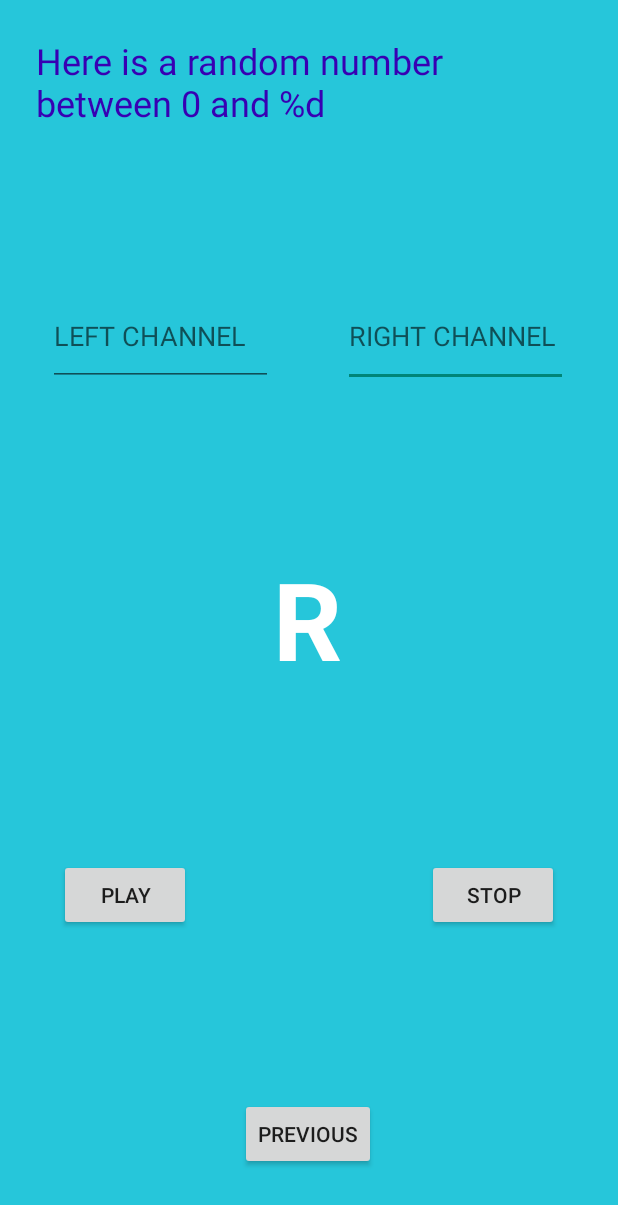
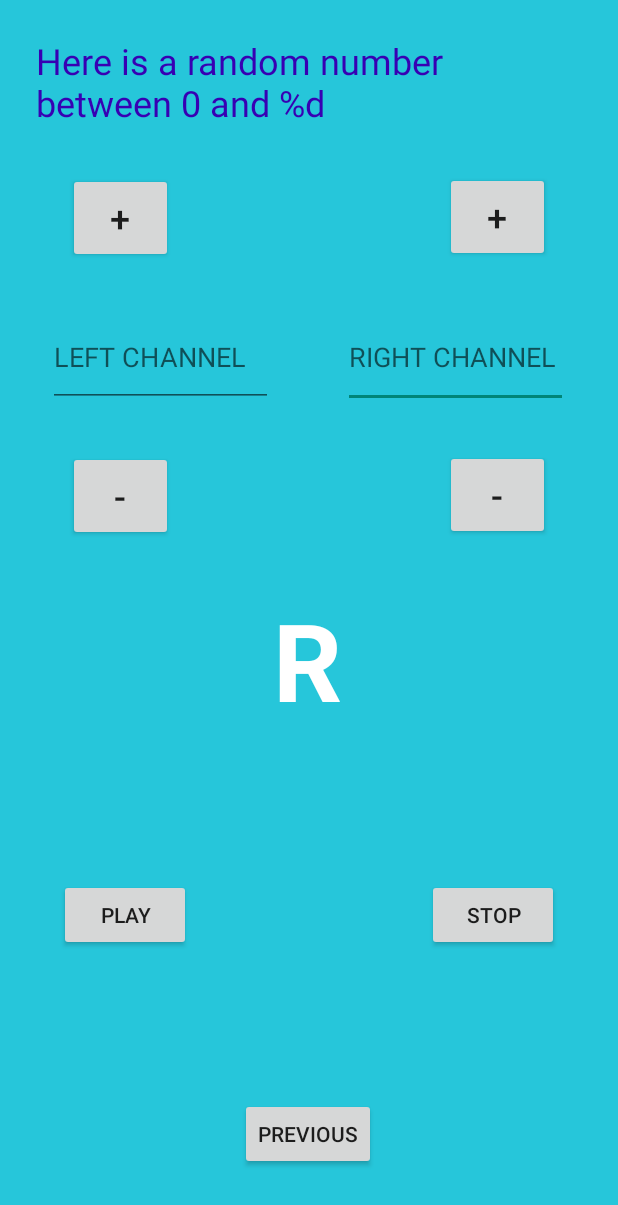
Before and after one commit to Pythoniarz/MyFirstAndroidApp, an Android app: the layout fragment_second.xml on its own in the app's theme, with its tools: preview values and no code run, on a phone screen of 412 x 824 dp. Shown: the top 1205 px of the screen. Run offline under Robolectric (Android 15) with nearby library versions, the phone set to English and light mode, and no system bars.

Commit message:
Add buttons for frequencies change

```diff
--- a/app/src/main/res/layout/fragment_second.xml
+++ b/app/src/main/res/layout/fragment_second.xml
@@ -47,7 +47,7 @@
         app:layout_constraintHorizontal_bias="0.498"
         app:layout_constraintStart_toStartOf="parent"
         app:layout_constraintTop_toBottomOf="@+id/textview_header"
-        app:layout_constraintVertical_bias="0.507" />
+        app:layout_constraintVertical_bias="0.557" />
 
     <Button
         android:id="@+id/play_button"
@@ -97,4 +97,52 @@
         app:layout_constraintStart_toStartOf="parent"
         app:layout_constraintTop_toBottomOf="@+id/textview_header" />
 
+    <Button
+        android:id="@+id/left_plus"
+        android:layout_width="70dp"
+        android:layout_height="60dp"
+        android:text="@string/plus"
+        android:textSize="24sp"
+        app:layout_constraintBottom_toTopOf="@+id/left_frequency"
+        app:layout_constraintEnd_toStartOf="@+id/right_plus"
+        app:layout_constraintStart_toStartOf="parent"
+        app:layout_constraintTop_toBottomOf="@+id/textview_header" />
+
+    <Button
+        android:id="@+id/right_plus"
+        android:layout_width="70dp"
+        android:layout_height="60dp"
+        android:layout_marginStart="135dp"
+        android:text="@string/plus"
+        android:textSize="24sp"
+        app:layout_constraintBottom_toTopOf="@+id/right_frequency"
+        app:layout_constraintEnd_toEndOf="parent"
+        app:layout_constraintStart_toEndOf="@+id/left_plus"
+        app:layout_constraintTop_toBottomOf="@+id/textview_header" />
+
+    <Button
+        android:id="@+id/left_minus"
+        android:layout_width="70dp"
+        android:layout_height="60dp"
+        android:text="@string/minus"
+        android:textSize="24sp"
+        app:layout_constraintBottom_toTopOf="@+id/textview_random"
+        app:layout_constraintEnd_toStartOf="@+id/right_minus"
+        app:layout_constraintStart_toStartOf="parent"
+        app:layout_constraintTop_toBottomOf="@+id/left_frequency"
+        app:layout_constraintVertical_bias="0.485" />
+
+    <Button
+        android:id="@+id/right_minus"
+        android:layout_width="70dp"
+        android:layout_height="60dp"
+        android:layout_marginStart="135dp"
+        android:text="@string/minus"
+        android:textSize="24sp"
+        app:layout_constraintBottom_toTopOf="@+id/textview_random"
+        app:layout_constraintEnd_toEndOf="parent"
+        app:layout_constraintStart_toEndOf="@+id/left_minus"
+        app:layout_constraintTop_toBottomOf="@+id/right_frequency"
+        app:layout_constraintVertical_bias="0.47" />
+
 </androidx.constraintlayout.widget.ConstraintLayout>
--- a/app/src/main/res/values/strings.xml
+++ b/app/src/main/res/values/strings.xml
@@ -12,5 +12,7 @@
     <string name="toast_button_text">"Toast "</string>
     <string name="random_button_text">Random</string>
     <string name="count_button_text">Count</string>
-    <string name="hello_toast">Hello toast!</string>
+    <string name="plus">+</string>
+    <string name="minus">-</string>
+
 </resources>
```
Also changed, not shown: app/src/main/java/com/example/myfirstapplication/BinauralSoundPlayer.java (+14 -12 lines), app/src/main/java/com/example/myfirstapplication/SecondFragment.java (+34 -0 lines).
